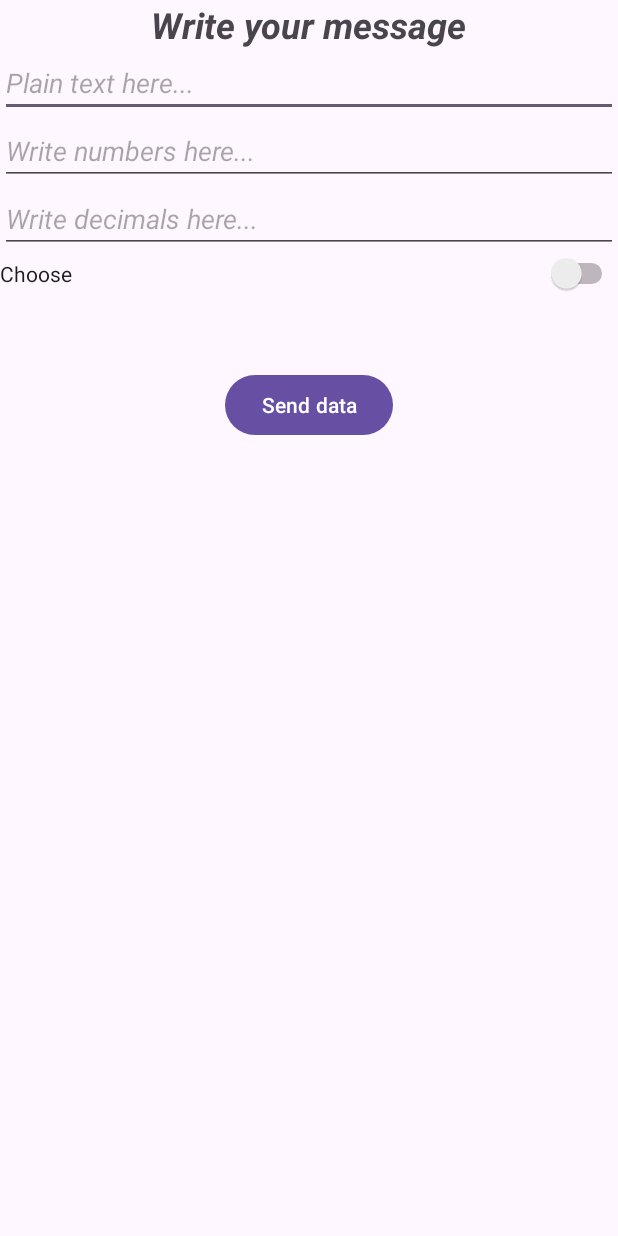
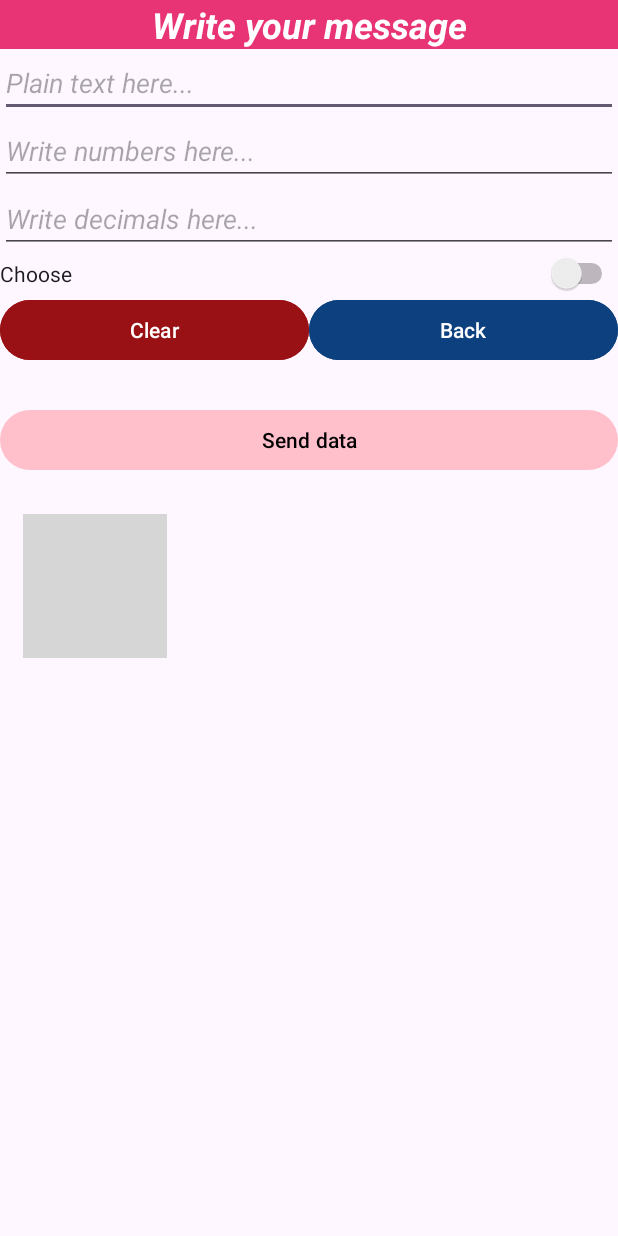
Before and after one commit to WishperKnight/MyFirstAppFCA, an Android app: the SecondActivity screen opened directly, with no data from a screen before it, on a phone screen of 412 x 824 dp. Run offline under Robolectric (Android 15) with nearby library versions, the phone set to English and light mode, and no system bars; grey boxes are pictures that could not be loaded.

Commit message:
App ready 2 launch

```diff
--- a/app/src/main/AndroidManifest.xml
+++ b/app/src/main/AndroidManifest.xml
@@ -6,9 +6,9 @@
         android:allowBackup="true"
         android:dataExtractionRules="@xml/data_extraction_rules"
         android:fullBackupContent="@xml/backup_rules"
-        android:icon="@mipmap/ic_launcher"
+        android:icon="@drawable/hello_kitty_launcher"
         android:label="@string/app_name"
-        android:roundIcon="@mipmap/ic_launcher_round"
+        android:roundIcon="@drawable/hello_kitty_rounded"
         android:supportsRtl="true"
         android:theme="@style/Theme.MyFirstAppFCA"
         tools:targetApi="31">
--- a/app/src/main/java/ies/carrillo/myfirstappfca/SecondActivity.java
+++ b/app/src/main/java/ies/carrillo/myfirstappfca/SecondActivity.java
@@ -28,40 +28,67 @@ public class SecondActivity extends AppCompatActivity {
     public void loadingComponents() {
 
         //Declare the components of the view
-        Button btnSend = findViewById(R.id.btnSendData);
         EditText etText = findViewById(R.id.etText);
         EditText etNumber = findViewById(R.id.etNumbers);
         EditText etDecimal = findViewById(R.id.etDecimals);
         Switch choose = findViewById(R.id.switch1);
+        Button btnSend = findViewById(R.id.btnSendData);
+        Button btnClear = findViewById(R.id.btnClear);
+        Button btnBack = findViewById(R.id.btnBack);
+
 
         //declare the intent
         Intent goThirdView = new Intent(this, ThirdActivity.class);
+        Intent goMain = new Intent(this, MainActivity.class);
 
         //declare the action of the  button
         btnSend.setOnClickListener(v -> {
             String message = etText.getText().toString();
-            String number = etNumber.getText().toString();
-            String decimal = etDecimal.getText().toString();
-            boolean switch1 = choose.isActivated();
+            String numbers = etNumber.getText().toString();
+            String decimals = etDecimal.getText().toString();
+
+            //Casting de string a numero
+            int number = Integer.parseInt(numbers);
+            double decimal = Double.parseDouble(decimals);
+            //Captura del estado del switch
+            boolean switch1 = choose.isChecked();
+            //Comprobacion del estado del switch
             String switchState;
             if (switch1 == true) {
                 switchState = "true";
-            }else {
-                switchState="false";
+            } else {
+                switchState = "false";
             }
-            Log.i("este es el valor del entero", number);
+            //Log para controlar los datos que se pasan de un Intent al otro
+            Log.i("este es el valor del entero", numbers);
             Log.i("este es el valor del texto", message);
-            Log.i("este es el valor del decimal", decimal);
+            Log.i("este es el valor del decimal", decimals);
             Log.i("este es el valor del switch", switchState);
 
+            //Enviamos los datos de un Intent a otro
             goThirdView.putExtra("plainText", message);
             goThirdView.putExtra("number", number);
             goThirdView.putExtra("decimal", decimal);
             goThirdView.putExtra("switch", switch1);
 
+            //Lanzamos la el Intent
             startActivity(goThirdView);
-            Log.i("Datos enviados","Se han enviado los datos");
+
+            //Comprobamos que todo ha ido bien
+            Log.i("Datos enviados", "Se han enviado los datos");
 
         });
+
+        //agregamos la funcion para que limpie los edit text
+        btnClear.setOnClickListener(v -> {
+            etText.setText("");
+            etNumber.setText("");
+            etDecimal.setText("");
+        });
+
+
+        btnBack.setOnClickListener(v -> startActivity(goMain)
+        );
     }
+
 }
--- a/app/src/main/res/layout/activity_second.xml
+++ b/app/src/main/res/layout/activity_second.xml
@@ -14,10 +14,13 @@
 
         <TextView
             android:id="@+id/tvSecondActivity"
-            android:layout_width="wrap_content"
+            android:layout_width="match_parent"
             android:layout_gravity="center_horizontal"
             android:textSize="24sp"
             android:textStyle="italic|bold"
+            android:textAlignment="center"
+            android:background="@color/pink"
+            android:textColor="@color/white"
             android:layout_height="wrap_content"
             android:text="Write your message" />
 
@@ -56,12 +59,43 @@
             android:text="Choose "
             tools:ignore="UseSwitchCompatOrMaterialXml" />
 
+        <LinearLayout
+            android:layout_width="match_parent"
+            android:layout_height="wrap_content"
+            android:orientation="horizontal">
+
+            <Button
+                android:id="@+id/btnClear"
+                android:layout_width="wrap_content"
+                android:layout_height="wrap_content"
+                android:layout_weight="1"
+                android:backgroundTint="@color/cancel_button_color"
+                android:text="Clear" />
+
+            <Button
+                android:id="@+id/btnBack"
+                android:layout_width="wrap_content"
+                android:layout_height="wrap_content"
+                android:layout_weight="1"
+                android:backgroundTint="@color/back_button_color"
+                android:text="Back" />
+        </LinearLayout>
+
         <Button
             android:id="@+id/btnSendData"
-            android:layout_marginTop="50dp"
+            android:layout_width="match_parent"
+            android:layout_height="wrap_content"
+            android:textColor="@color/black"
+            android:layout_gravity="center_vertical|center_horizontal"
+            android:layout_marginTop="25dp"
+            android:text="Send data" />
+        <ImageView
             android:layout_width="wrap_content"
             android:layout_height="wrap_content"
-            android:layout_gravity="center_vertical|center_horizontal"
-            android:text="Send data" />
+            android:layout_marginTop="25dp"
+            android:layout_marginRight="15dp"
+            android:layout_marginLeft="15dp"
+            android:src="@drawable/hello_kitty_second"
+            android:adjustViewBounds="true"/>
     </LinearLayout>
 </androidx.constraintlayout.widget.ConstraintLayout>
--- a/app/src/main/res/values/colors.xml
+++ b/app/src/main/res/values/colors.xml
@@ -2,4 +2,11 @@
 <resources>
     <color name="black">#FF000000</color>
     <color name="white">#FFFFFFFF</color>
+    <color name="pink">#e83375</color>
+    <!-- Mefiston red from citadel paints-->
+    <color name="cancel_button_color">#9a1115</color>
+    <!-- Macragge blue from citadel paints -->
+    <color name="back_button_color">#0d407f</color>
+    <color name="my_light_primary">#FFC0CB</color>
+
 </resources>
--- a/app/src/main/res/values/themes.xml
+++ b/app/src/main/res/values/themes.xml
@@ -2,7 +2,7 @@
     <!-- Base application theme. -->
     <style name="Base.Theme.MyFirstAppFCA" parent="Theme.Material3.DayNight.NoActionBar">
         <!-- Customize your light theme here. -->
-        <!-- <item name="colorPrimary">@color/my_light_primary</item> -->
+         <item name="colorPrimary">@color/my_light_primary</item>
     </style>
 
     <style name="Theme.MyFirstAppFCA" parent="Base.Theme.MyFirstAppFCA" />
```
Also changed, not shown: app/src/main/res/layout/activity_main.xml (+13 -2 lines).
